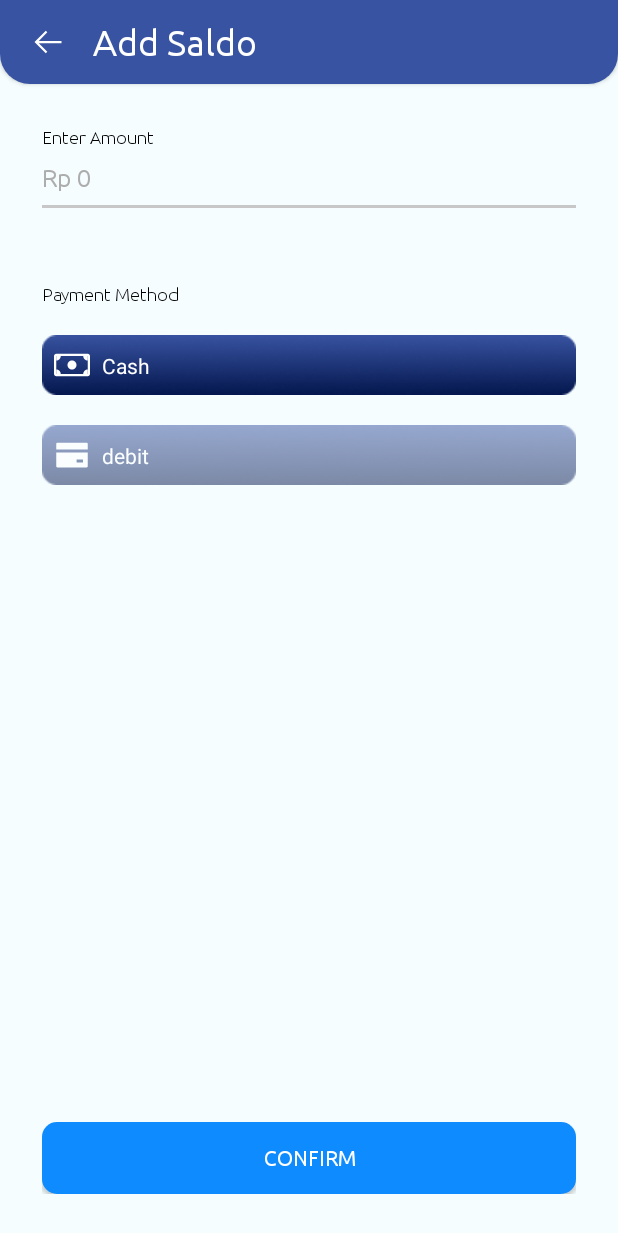
After one commit to samudrajovanka/ShoPC, an Android app: the addSaldoActivity screen opened directly, with no data from a screen before it, on a phone screen of 412 x 824 dp. The commit adds this screen. Shown: the top 1233 px of the screen. Run offline under Robolectric (Android 15) with nearby library versions, the phone set to English and light mode, and no system bars.

Commit message:
add saldo feature

```diff
--- /dev/null
+++ b/app/src/main/java/com/majime/shopc/ui/addSaldo/addSaldoActivity.java
@@ -0,0 +1,98 @@
+package com.majime.shopc.ui.addSaldo;
+
+import android.os.Bundle;
+import android.content.Intent;
+import android.os.Bundle;
+import android.text.Editable;
+import android.text.TextUtils;
+import android.text.TextWatcher;
+import android.text.method.HideReturnsTransformationMethod;
+import android.text.method.PasswordTransformationMethod;
+import android.view.View;
+import android.widget.Button;
+import android.widget.EditText;
+import android.widget.ImageButton;
+import android.widget.RadioButton;
+import android.widget.RadioGroup;
+import android.widget.TextView;
+import android.widget.Toast;
+
+import androidx.appcompat.app.AppCompatActivity;
+import androidx.constraintlayout.widget.ConstraintLayout;
+
+import com.google.android.material.textfield.TextInputEditText;
+import com.google.android.material.textview.MaterialTextView;
+import com.majime.shopc.R;
+import com.majime.shopc.data.Data;
+import com.majime.shopc.model.User;
+import com.majime.shopc.ui.login.LoginActivity;
+import com.majime.shopc.utils.CustomTextWacther;
+import com.majime.shopc.utils.ExtraFunc;
+
+public class addSaldoActivity extends AppCompatActivity implements View.OnClickListener {
+
+    private MaterialTextView mTextView, debitID_tittle;
+    private EditText debitID, amount;
+    private String amount_str;
+    private Button confirm;
+    private ConstraintLayout container_cash, container_debit;
+
+    @Override
+    protected void onCreate(Bundle savedInstanceState) {
+        super.onCreate(savedInstanceState);
+        setContentView(R.layout.activity_add_saldo);
+        initiateUI();
+
+        //this is for giving every variable an id
+        mTextView = (MaterialTextView) findViewById(R.id.text);
+        debitID_tittle = (MaterialTextView) findViewById(R.id.tv_debitID_title);
+        debitID = (EditText) findViewById(R.id.et_debit_id);
+        container_cash = findViewById(R.id.container_cash);
+        container_debit = findViewById(R.id.container_debit);
+        confirm = (Button) findViewById(R.id.btn_add_saldo);
+        amount = (EditText) findViewById(R.id.et_amount);
+
+        //this for making them have job to do and thats a click
+        container_cash.setOnClickListener(this);
+        container_debit.setOnClickListener(this);
+        confirm.setOnClickListener(this);
+
+        //this for making default debit id input didnt appear
+        debitID_tittle.setVisibility(View.GONE);
+        debitID.setVisibility(View.GONE);
+    }
+
+    public void initiateUI(){
+        MaterialTextView titleToolbar = findViewById(R.id.tv_toolbar);
+        titleToolbar.setText(getString(R.string.add_saldo));
+    }
+
+    @Override
+    public void onClick(View v) {
+        switch(v.getId()){
+            //when clicked confirm
+            case R.id.btn_add_saldo:
+                amount_str = amount.getText().toString();
+                Toast.makeText(this,"RP " + amount_str, Toast.LENGTH_SHORT).show();
+                break;
+
+                //when clicked debit button
+            case R.id.container_debit:
+                debitID_tittle.setVisibility(View.VISIBLE);
+                debitID.setVisibility(View.VISIBLE);
+                container_debit.setAlpha(1);
+                container_cash.setAlpha(0.5f);
+                break;
+                //when clicked cash button
+            case R.id.container_cash:
+                debitID_tittle.setVisibility(View.GONE);
+                debitID.setVisibility(View.GONE);
+                container_debit.setAlpha(0.5f);
+                container_cash.setAlpha(1);
+                break;
+            case R.id.btn_back_toolbar:
+                onBackPressed();
+                break;
+        }
+    }
+}
--- /dev/null
+++ b/app/src/main/res/drawable/bg_debit_id.xml
@@ -0,0 +1,9 @@
+<vector xmlns:android="http://schemas.android.com/apk/res/android"
+    android:width="351dp"
+    android:height="40dp"
+    android:viewportWidth="351"
+    android:viewportHeight="40">
+  <path
+      android:pathData="M10,0L341,0A10,10 0,0 1,351 10L351,30A10,10 0,0 1,341 40L10,40A10,10 0,0 1,0 30L0,10A10,10 0,0 1,10 0z"
+      android:fillColor="#3853A1"/>
+</vector>
--- /dev/null
+++ b/app/src/main/res/drawable/bg_input_grey.xml
@@ -0,0 +1,9 @@
+<vector xmlns:android="http://schemas.android.com/apk/res/android"
+    android:width="351dp"
+    android:height="40dp"
+    android:viewportWidth="351"
+    android:viewportHeight="40">
+    <path
+        android:pathData="M0,38h351v2h-351z"
+        android:fillColor="#C7C7C7"/>
+</vector>
--- /dev/null
+++ b/app/src/main/res/drawable/ic_bi_cash.xml
@@ -0,0 +1,17 @@
+<vector xmlns:android="http://schemas.android.com/apk/res/android"
+    android:width="24dp"
+    android:height="24dp"
+    android:viewportWidth="24"
+    android:viewportHeight="24">
+  <group>
+    <clip-path
+        android:pathData="M0,0h24v24h-24z"/>
+    <path
+        android:pathData="M22.5,6H1.5V18H22.5V6ZM1.5,4.5C1.1022,4.5 0.7206,4.658 0.4393,4.9393C0.158,5.2206 0,5.6022 0,6L0,18C0,18.3978 0.158,18.7794 0.4393,19.0607C0.7206,19.342 1.1022,19.5 1.5,19.5H22.5C22.8978,19.5 23.2794,19.342 23.5607,19.0607C23.842,18.7794 24,18.3978 24,18V6C24,5.6022 23.842,5.2206 23.5607,4.9393C23.2794,4.658 22.8978,4.5 22.5,4.5H1.5Z"
+        android:fillColor="#ffffff"
+        android:fillType="evenOdd"/>
+    <path
+        android:pathData="M19.5,6C19.5,6.7957 19.8161,7.5587 20.3787,8.1213C20.9413,8.6839 21.7044,9 22.5,9V6H19.5ZM4.5,6C4.5,6.7957 4.1839,7.5587 3.6213,8.1213C3.0587,8.6839 2.2957,9 1.5,9V6H4.5ZM19.5,18C19.5,17.2044 19.8161,16.4413 20.3787,15.8787C20.9413,15.3161 21.7044,15 22.5,15V18H19.5ZM4.5,18C4.5,17.2044 4.1839,16.4413 3.6213,15.8787C3.0587,15.3161 2.2957,15 1.5,15V18H4.5ZM15,12C15,12.7956 14.6839,13.5587 14.1213,14.1213C13.5587,14.6839 12.7956,15 12,15C11.2044,15 10.4413,14.6839 9.8787,14.1213C9.3161,13.5587 9,12.7956 9,12C9,11.2044 9.3161,10.4413 9.8787,9.8787C10.4413,9.3161 11.2044,9 12,9C12.7956,9 13.5587,9.3161 14.1213,9.8787C14.6839,10.4413 15,11.2044 15,12Z"
+        android:fillColor="#ffffff"/>
+  </group>
+</vector>
--- /dev/null
+++ b/app/src/main/res/drawable/ic_bi_debit.xml
@@ -0,0 +1,9 @@
+<vector xmlns:android="http://schemas.android.com/apk/res/android"
+    android:width="24dp"
+    android:height="24dp"
+    android:viewportWidth="24"
+    android:viewportHeight="24">
+  <path
+      android:pathData="M21.75,3.75H2.25C1.8352,3.75 1.5,4.0852 1.5,4.5V8.25H22.5V4.5C22.5,4.0852 22.1648,3.75 21.75,3.75ZM1.5,19.5C1.5,19.9148 1.8352,20.25 2.25,20.25H21.75C22.1648,20.25 22.5,19.9148 22.5,19.5V10.3125H1.5V19.5ZM15.0703,15.1875C15.0703,15.0844 15.1547,15 15.2578,15H19.125C19.2281,15 19.3125,15.0844 19.3125,15.1875V16.875C19.3125,16.9781 19.2281,17.0625 19.125,17.0625H15.2578C15.1547,17.0625 15.0703,16.9781 15.0703,16.875V15.1875Z"
+      android:fillColor="#ffffff"/>
+</vector>
--- /dev/null
+++ b/app/src/main/res/layout/activity_add_saldo.xml
@@ -0,0 +1,159 @@
+<?xml version="1.0" encoding="utf-8"?>
+<RelativeLayout xmlns:android="http://schemas.android.com/apk/res/android"
+    xmlns:app="http://schemas.android.com/apk/res-auto"
+    xmlns:tools="http://schemas.android.com/tools"
+    android:layout_width="match_parent"
+    android:layout_height="match_parent"
+    android:background="@color/colorLightBlue"
+    android:fillViewport="true"
+    tools:context=".ui.login.LoginActivity">
+
+    <include layout="@layout/toolbar"/>
+
+    <androidx.constraintlayout.widget.ConstraintLayout
+        android:layout_width="match_parent"
+        android:layout_height="match_parent"
+        android:layout_below="@id/toolbar"
+        android:padding="@dimen/large">
+
+        <com.google.android.material.textview.MaterialTextView
+            android:id="@+id/tv_amount_title"
+            android:layout_width="wrap_content"
+            android:layout_height="wrap_content"
+            android:layout_marginEnd="326dp"
+            android:layout_marginBottom="712dp"
+            android:textAppearance="@style/TitleInputStyleNotLogin"
+            android:text="@string/amount_title"
+            tools:ignore="MissingConstraints" />
+
+        <com.google.android.material.textfield.TextInputEditText
+            android:id="@+id/et_amount"
+            style="@style/InputStyleAmount"
+            android:layout_width="match_parent"
+            android:layout_height="wrap_content"
+            android:layout_marginBottom="@dimen/small_to_normal"
+            android:hint="@string/amount"
+            android:inputType="number"
+            android:textColor="@color/colorBlack"
+            app:layout_constraintEnd_toEndOf="parent"
+            app:layout_constraintStart_toStartOf="parent"
+            app:layout_constraintTop_toBottomOf="@+id/tv_amount_title"/>
+
+        <com.google.android.material.textview.MaterialTextView
+            android:id="@+id/tv_payment_method_title"
+            android:layout_width="wrap_content"
+            android:layout_height="wrap_content"
+            android:text="@string/payment_method_title"
+            app:layout_constraintStart_toStartOf="parent"
+            android:textAppearance="@style/TitleInputStyleNotLogin"
+            app:layout_constraintTop_toBottomOf="@+id/et_amount"
+            android:layout_marginTop="50dp"/>
+
+        <androidx.constraintlayout.widget.ConstraintLayout
+            android:id="@+id/container_cash"
+            android:layout_width="match_parent"
+            android:layout_height="40dp"
+            android:alpha="1"
+            android:background="@drawable/button_pay_method"
+            android:layout_marginTop="@dimen/text_medium"
+            app:layout_constraintEnd_toEndOf="parent"
+            app:layout_constraintTop_toBottomOf="@id/tv_payment_method_title">
+
+            <ImageView
+                android:id="@+id/iv_cash_add_saldo"
+                android:layout_width="wrap_content"
+                android:layout_height="wrap_content"
+                android:background="@drawable/ic_bi_cash"
+                android:elevation="2dp"
+                android:layout_marginLeft="@dimen/text_small"
+                app:layout_constraintBottom_toBottomOf="parent"
+                app:layout_constraintStart_toStartOf="parent"
+                app:layout_constraintTop_toTopOf="parent" />
+
+            <com.google.android.material.textview.MaterialTextView
+                android:id="@+id/tv_cash_add_saldo"
+                android:layout_width="wrap_content"
+                android:layout_height="wrap_content"
+                android:elevation="2dp"
+                android:layout_marginLeft="@dimen/text_small"
+                android:text="@string/cash"
+                android:textColor="@color/colorWhite"
+                app:layout_constraintBottom_toBottomOf="parent"
+                app:layout_constraintStart_toEndOf="@+id/iv_cash_add_saldo"
+                app:layout_constraintTop_toTopOf="parent" />
+
+        </androidx.constraintlayout.widget.ConstraintLayout>
+
+        <androidx.constraintlayout.widget.ConstraintLayout
+            android:id="@+id/container_debit"
+            android:background="@drawable/button_pay_method"
+            android:layout_width="match_parent"
+            android:layout_height="40dp"
+            android:alpha="0.5"
+            android:layout_marginTop="@dimen/text_medium"
+            app:layout_constraintEnd_toEndOf="parent"
+            app:layout_constraintTop_toBottomOf="@id/container_cash">
+
+            <ImageView
+                android:id="@+id/iv_debit_add_saldo"
+                android:layout_width="wrap_content"
+                android:layout_height="wrap_content"
+                android:background="@drawable/ic_bi_debit"
+                android:elevation="2dp"
+                android:layout_marginLeft="@dimen/text_small"
+                app:layout_constraintBottom_toBottomOf="parent"
+                app:layout_constraintStart_toStartOf="parent"
+                app:layout_constraintTop_toTopOf="parent" />
+
+            <com.google.android.material.textview.MaterialTextView
+                android:id="@+id/tv_debit_add_saldo"
+                android:layout_width="wrap_content"
+                android:layout_height="wrap_content"
+                android:layout_marginLeft="@dimen/text_small"
+                android:elevation="2dp"
+                android:text="@string/debit"
+                android:textColor="@color/colorWhite"
+                app:layout_constraintBottom_toBottomOf="parent"
+                app:layout_constraintStart_toEndOf="@+id/iv_debit_add_saldo"
+                app:layout_constraintTop_toTopOf="parent" />
+
+        </androidx.constraintlayout.widget.ConstraintLayout>
+
+        <com.google.android.material.textview.MaterialTextView
+            android:id="@+id/tv_debitID_title"
+            android:layout_width="wrap_content"
+            android:layout_height="wrap_content"
+            android:layout_marginTop="@dimen/large"
+            android:text="@string/debit_id_title"
+            android:textAppearance="@style/TitleInputStyleNotLogin"
+            app:layout_constraintStart_toStartOf="parent"
+            app:layout_constraintTop_toBottomOf="@+id/container_debit" />
+
+        <com.google.android.material.textfield.TextInputEditText
+            android:id="@+id/et_debit_id"
+            android:layout_marginTop="@dimen/text_small"
+            android:inputType="text"
+            android:gravity="center"
+            android:hint="@string/debit_id"
+            android:textColorHint="@color/colorWhite"
+            android:textColor="@color/colorWhite"
+            android:background="@drawable/bg_debit_id"
+            android:layout_width="match_parent"
+            android:layout_height="wrap_content"
+            app:layout_constraintStart_toStartOf="parent"
+            app:layout_constraintTop_toBottomOf="@+id/tv_debitID_title" />
+
+        <Button
+            android:id="@+id/btn_add_saldo"
+            style="@style/ButtonStyle"
+            android:layout_width="match_parent"
+            android:layout_height="wrap_content"
+            android:text="@string/confirm"
+            app:layout_constraintBottom_toBottomOf="parent"
+            app:layout_constraintEnd_toEndOf="parent"/>
+
+    </androidx.constraintlayout.widget.ConstraintLayout>
+
+
+
+</RelativeLayout>
--- /dev/null
+++ b/app/src/main/res/values-round/strings.xml
@@ -0,0 +1,3 @@
+<resources>
+    <string name="hello_world">Hello Round World!</string>
+</resources>
--- a/app/src/main/res/values/dimens.xml
+++ b/app/src/main/res/values/dimens.xml
@@ -14,4 +14,16 @@
     <dimen name="large">28dp</dimen>
     <dimen name="large_to_huge">32dp</dimen>
     <dimen name="huge">36dp</dimen>
+    <!--
+    Because the window insets on round devices are larger than 15dp, this padding only applies
+    to square screens.
+    -->
+    <dimen name="box_inset_layout_padding">0dp</dimen>
+
+    <!--
+    This padding applies to both square and round screens. The total padding between the buttons
+    and the window insets is box_inset_layout_padding (above variable) on square screens and
+    inner_frame_layout_padding (below variable) on round screens.
+    -->
+    <dimen name="inner_frame_layout_padding">5dp</dimen>
 </resources>
--- a/app/src/main/res/values/strings.xml
+++ b/app/src/main/res/values/strings.xml
@@ -8,6 +8,7 @@
     <string name="gender_title">Gender</string>
     <string name="confirm_password_title">Confirm Password</string>
     <string name="register_title">Register</string>
+    <string name="add_saldo">Add Saldo</string>
     <string name="password_title">Password</string>
     <string name="register_subtitle">Don’t have an account? Register</string>
     <string name="here_register">Here</string>
@@ -17,6 +18,7 @@
     <string name="title_cart">Cart</string>
     <string name="title_profile">Profile</string>
     <string name="male">Male</string>
+    <string name="amount_title">Enter Amount</string>
     <string name="female">Female</string>
 
     <!-- Filter Product -->
@@ -93,4 +95,17 @@
     <string name="type_os_product">Type</string>
     <string name="version_soft_product">Version</string>
     <string name="size_soft_product">Size</string>
+    <string name="title_activity_add_saldo">add_saldo</string>
+    <!--
+    This string is used for square devices and overridden by hello_world in
+    values-round/strings.xml for round devices.
+    -->
+    <string name="hello_world">Hello Square World!</string>
+    <string name="amount">Rp 0</string>
+    <string name="payment_method_title">Payment Method</string>
+    <string name="cash">Cash</string>
+    <string name="debit">debit</string>
+    <string name="confirm">confirm</string>
+    <string name="debit_id">xxxx-xxxx-xxxx-xxxx-xxxx</string>
+    <string name="debit_id_title">Debit ID</string>
 </resources>
--- a/app/src/main/res/values/styles.xml
+++ b/app/src/main/res/values/styles.xml
@@ -28,6 +28,15 @@
         <item name="android:fontFamily">@font/ubuntu_regular</item>
     </style>
 
+    <style name="InputStyleAmount">
+        <item name="android:background">@drawable/bg_input_grey</item>
+        <item name="android:textColorHint">@color/colorGrey</item>
+        <item name="android:textSize">@dimen/text_large</item>
+        <item name="android:textColor">@color/colorWhite</item>
+        <item name="android:textCursorDrawable">@drawable/bg_rect_cursor_blue</item>
+        <item name="android:fontFamily">@font/ubuntu_regular</item>
+    </style>
+
     <style name="TitleInputStyleNotLogin">
         <item name="android:textSize">@dimen/text_normal</item>
         <item name="android:textColor">@color/colorBlack</item>
@@ -36,6 +45,17 @@
 
     <style name="ButtonStyle">
         <item name="android:background">@drawable/bg_rect_blue_rad_10</item>
+        <item name="android:fontFamily">@font/ubuntu_regular</item>
+        <item name="android:textColor">@color/colorWhite</item>
+    </style>
+
+    <style name="ButtonStyleMethod">
+        <item name="android:background">@drawable/button_pay_method</item>
+        <item name="android:fontFamily">@font/ubuntu_regular</item>
+        <item name="android:textColor">@color/colorWhite</item>
+    </style>
+
+    <style name="TextStyleMethod">
         <item name="android:fontFamily">@font/ubuntu_regular</item>
         <item name="android:textColor">@color/colorWhite</item>
     </style>
```
Also changed, not shown: app/src/main/AndroidManifest.xml (+8 -6 lines), app/src/main/res/drawable-v24/bi_cash.png (added), app/src/main/res/drawable-v24/button_pay_method.png (added).
